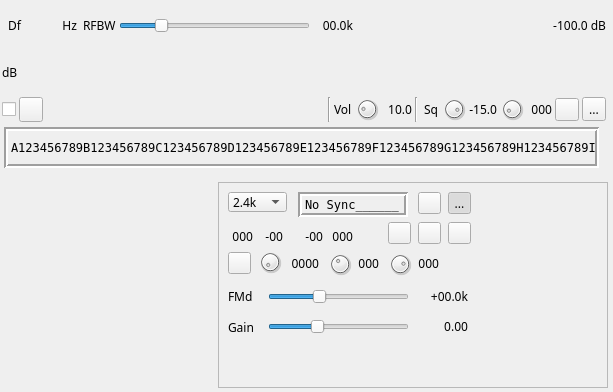
f4exb/sdrangel, file plugins/channelrx/demoddsd/dsddemodgui.ui: the form before one commit.
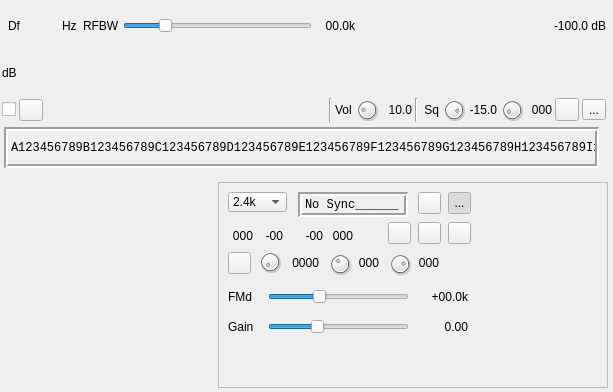
The form after the commit. Icons and pictures are not drawn. Custom widgets are drawn as their Qt base class.

Commit message: Channel Rx plugins: use liberation font

```diff
--- a/plugins/channelrx/demoddsd/dsddemodgui.ui
+++ b/plugins/channelrx/demoddsd/dsddemodgui.ui
@@ -24,7 +24,7 @@
   </property>
   <property name="font">
    <font>
-    <family>Sans Serif</family>
+    <family>Liberation Sans</family>
     <pointsize>9</pointsize>
    </font>
   </property>
@@ -244,7 +244,7 @@
         </property>
         <property name="font">
          <font>
-          <family>Monospace</family>
+          <family>Liberation Mono</family>
           <pointsize>8</pointsize>
          </font>
         </property>
@@ -533,7 +533,7 @@
         </property>
         <property name="font">
          <font>
-          <family>DejaVu Sans Mono</family>
+          <family>Liberation Mono</family>
           <pointsize>9</pointsize>
          </font>
         </property>
@@ -681,7 +681,7 @@
        </property>
        <property name="font">
         <font>
-         <family>DejaVu Sans Mono</family>
+         <family>Liberation Mono</family>
          <pointsize>9</pointsize>
         </font>
        </property>
```
Left out of the diff: 24 changed lines with no effect on the pictures. The commit also changes 21 other files.
